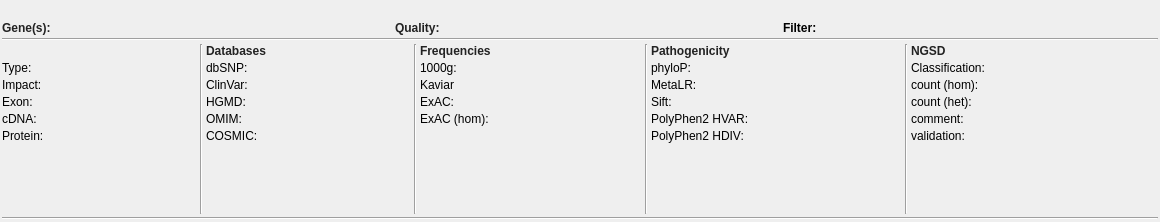
Above: src/GSvar/VariantDetailsDockWidget.ui from imgag/ngs-bits before the change. Below: the same form after it.
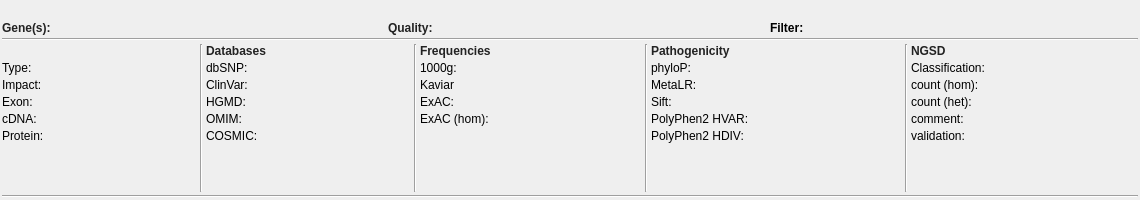
That is the form after the change. Icons and pictures are not drawn.

Commit message: GSvar: default filters now remove variants flagged with 'off-target' filter; improved filter widget layout to occupy less space vertically.

```diff
--- a/src/GSvar/VariantDetailsDockWidget.ui
+++ b/src/GSvar/VariantDetailsDockWidget.ui
@@ -6,8 +6,8 @@
    <rect>
     <x>0</x>
     <y>0</y>
-    <width>1160</width>
-    <height>222</height>
+    <width>1120</width>
+    <height>200</height>
    </rect>
   </property>
   <property name="sizePolicy">
@@ -18,8 +18,8 @@
   </property>
   <property name="minimumSize">
    <size>
-    <width>1137</width>
-    <height>222</height>
+    <width>1120</width>
+    <height>200</height>
    </size>
   </property>
   <property name="features">
```
The commit also changes 7 other files.
